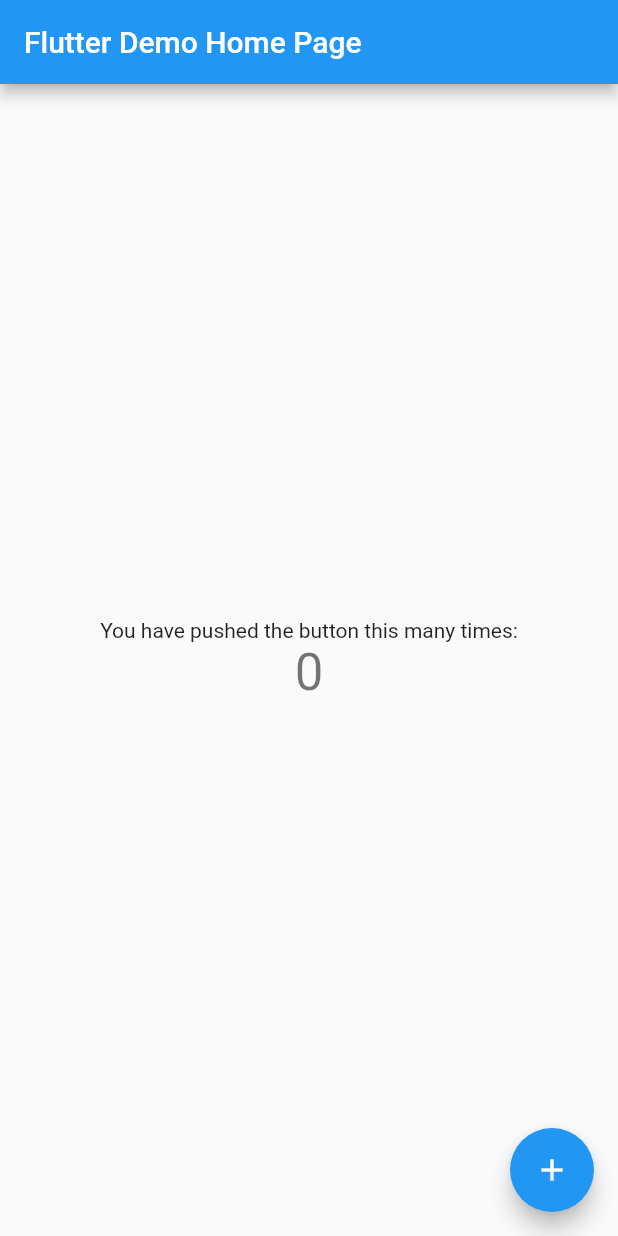
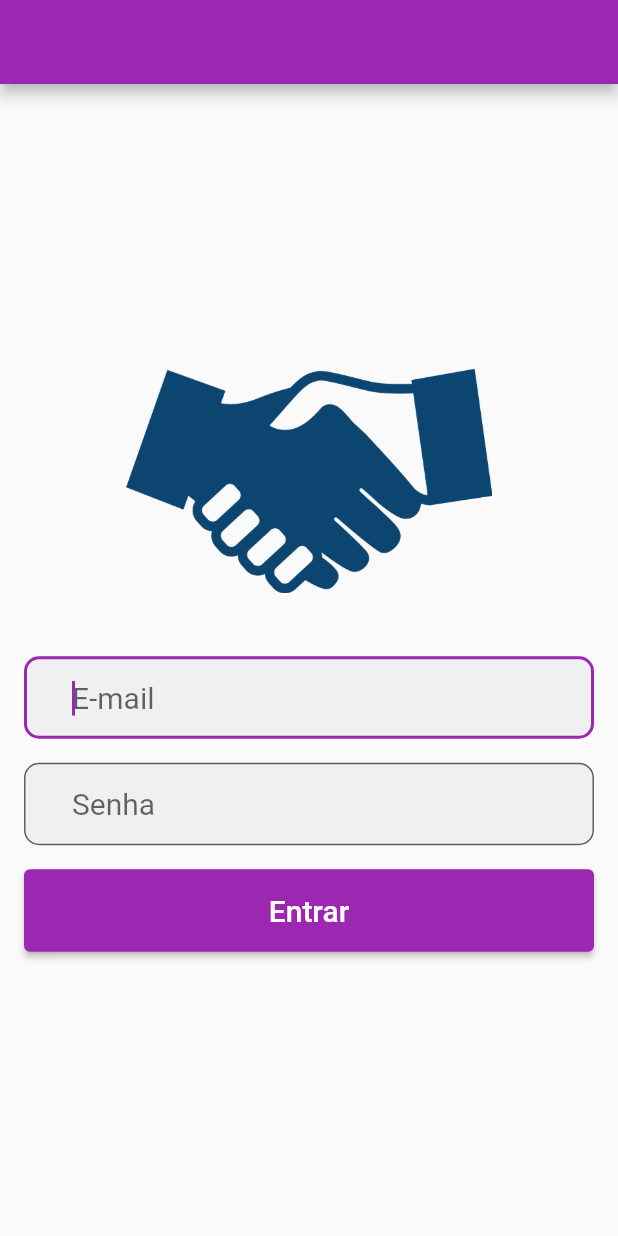
Before and after one commit to dev-marlonsantos/melhor-negocio, a Flutter app: the screen it shows after launch, on a phone screen of 412 x 824 dp. Run offline on Flutter 3.47's test engine with Material 2 defaults, Android fonts, the phone set to English and light mode, and no system bars.

Commit message:
✨ Criação da Tela de Login

```diff
--- /dev/null
+++ b/lib/home.dart
@@ -0,0 +1,74 @@
+import 'package:flutter/material.dart';
+
+class Home extends StatefulWidget {
+  const Home({Key? key}) : super(key: key);
+
+  @override
+  State<Home> createState() => _HomeState();
+}
+
+class _HomeState extends State<Home> {
+  @override
+  Widget build(BuildContext context) {
+    return Scaffold(
+      appBar: AppBar(
+        title: const Text(""),
+      ),
+      body: Container(
+          padding: const EdgeInsets.all(16),
+          child: Center(
+              child: SingleChildScrollView(
+            child: Column(
+                crossAxisAlignment: CrossAxisAlignment.stretch,
+                children: <Widget>[
+                  Padding(
+                    padding: const EdgeInsets.only(bottom: 42),
+                    child: Image.asset(
+                      "images/logo.png",
+                      width: 200,
+                      height: 150,
+                    ),
+                  ),
+                  const Padding(
+                      padding: EdgeInsets.fromLTRB(0, 0, 0, 16),
+                      child: TextField(
+                        autofocus: true,
+                        keyboardType: TextInputType.emailAddress,
+                        style: TextStyle(fontSize: 20),
+                        decoration: InputDecoration(
+                            contentPadding: EdgeInsets.fromLTRB(32, 16, 32, 16),
+                            hintText: "E-mail",
+                            filled: true,
+                            border: OutlineInputBorder(
+                                borderRadius:
+                                    BorderRadius.all(Radius.circular(10)))),
+                      )),
+                  const Padding(
+                      padding: EdgeInsets.fromLTRB(0, 0, 0, 16),
+                      child: TextField(
+                        obscureText: true,
+                        keyboardType: TextInputType.text,
+                        style: TextStyle(fontSize: 20),
+                        decoration: InputDecoration(
+                            contentPadding: EdgeInsets.fromLTRB(32, 16, 32, 16),
+                            hintText: "Senha",
+                            filled: true,
+                            border: OutlineInputBorder(
+                                borderRadius:
+                                    BorderRadius.all(Radius.circular(10)))),
+                      )),
+                  ElevatedButton(
+                    child: const Padding(
+                      padding: EdgeInsets.fromLTRB(32, 16, 32, 16),
+                      child: Text(
+                        "Entrar",
+                        style: TextStyle(color: Colors.white, fontSize: 20),
+                      ),
+                    ),
+                    onPressed: () {},
+                  )
+                ]),
+          ))),
+    );
+  }
+}
--- a/lib/main.dart
+++ b/lib/main.dart
@@ -1,115 +1,31 @@
 import 'package:flutter/material.dart';
+import 'package:melhor_negocio/home.dart';
 
 void main() {
-  runApp(const MyApp());
+  runApp(MaterialApp(
+      home: const Home(),
+      debugShowCheckedModeBanner: false,
+      theme: ThemeData(
+        primarySwatch: createMaterialColor(const Color(0xff9c27b0)),
+      )));
 }
 
-class MyApp extends StatelessWidget {
-  const MyApp({Key? key}) : super(key: key);
+MaterialColor createMaterialColor(Color color) {
+  List strengths = <double>[.05];
+  final swatch = <int, Color>{};
+  final int r = color.red, g = color.green, b = color.blue;
 
-  // This widget is the root of your application.
-  @override
-  Widget build(BuildContext context) {
-    return MaterialApp(
-      title: 'Flutter Demo',
-      theme: ThemeData(
-        // This is the theme of your application.
-        //
-        // Try running your application with "flutter run". You'll see the
-        // application has a blue toolbar. Then, without quitting the app, try
-        // changing the primarySwatch below to Colors.green and then invoke
-        // "hot reload" (press "r" in the console where you ran "flutter run",
-        // or simply save your changes to "hot reload" in a Flutter IDE).
-        // Notice that the counter didn't reset back to zero; the application
-        // is not restarted.
-        primarySwatch: Colors.blue,
-      ),
-      home: const MyHomePage(title: 'Flutter Demo Home Page'),
+  for (int i = 1; i < 10; i++) {
+    strengths.add(0.1 * i);
+  }
+  for (var strength in strengths) {
+    final double ds = 0.5 - strength;
+    swatch[(strength * 1000).round()] = Color.fromRGBO(
+      r + ((ds < 0 ? r : (255 - r)) * ds).round(),
+      g + ((ds < 0 ? g : (255 - g)) * ds).round(),
+      b + ((ds < 0 ? b : (255 - b)) * ds).round(),
+      1,
     );
   }
+  return MaterialColor(color.value, swatch);
 }
-
-class MyHomePage extends StatefulWidget {
-  const MyHomePage({Key? key, required this.title}) : super(key: key);
-
-  // This widget is the home page of your application. It is stateful, meaning
-  // that it has a State object (defined below) that contains fields that affect
-  // how it looks.
-
-  // This class is the configuration for the state. It holds the values (in this
-  // case the title) provided by the parent (in this case the App widget) and
-  // used by the build method of the State. Fields in a Widget subclass are
-  // always marked "final".
-
-  final String title;
-
-  @override
-  State<MyHomePage> createState() => _MyHomePageState();
-}
-
-class _MyHomePageState extends State<MyHomePage> {
-  int _counter = 0;
-
-  void _incrementCounter() {
-    setState(() {
-      // This call to setState tells the Flutter framework that something has
-      // changed in this State, which causes it to rerun the build method below
-      // so that the display can reflect the updated values. If we changed
-      // _counter without calling setState(), then the build method would not be
-      // called again, and so nothing would appear to happen.
-      _counter++;
-    });
-  }
-
-  @override
-  Widget build(BuildContext context) {
-    // This method is rerun every time setState is called, for instance as done
-    // by the _incrementCounter method above.
-    //
-    // The Flutter framework has been optimized to make rerunning build methods
-    // fast, so that you can just rebuild anything that needs updating rather
-    // than having to individually change instances of widgets.
-    return Scaffold(
-      appBar: AppBar(
-        // Here we take the value from the MyHomePage object that was created by
-        // the App.build method, and use it to set our appbar title.
-        title: Text(widget.title),
-      ),
-      body: Center(
-        // Center is a layout widget. It takes a single child and positions it
-        // in the middle of the parent.
-        child: Column(
-          // Column is also a layout widget. It takes a list of children and
-          // arranges them vertically. By default, it sizes itself to fit its
-          // children horizontally, and tries to be as tall as its parent.
-          //
-          // Invoke "debug painting" (press "p" in the console, choose the
-          // "Toggle Debug Paint" action from the Flutter Inspector in Android
-          // Studio, or the "Toggle Debug Paint" command in Visual Studio Code)
-          // to see the wireframe for each widget.
-          //
-          // Column has various properties to control how it sizes itself and
-          // how it positions its children. Here we use mainAxisAlignment to
-          // center the children vertically; the main axis here is the vertical
-          // axis because Columns are vertical (the cross axis would be
-          // horizontal).
-          mainAxisAlignment: MainAxisAlignment.center,
-          children: <Widget>[
-            const Text(
-              'You have pushed the button this many times:',
-            ),
-            Text(
-              '$_counter',
-              style: Theme.of(context).textTheme.headline4,
-            ),
-          ],
-        ),
-      ),
-      floatingActionButton: FloatingActionButton(
-        onPressed: _incrementCounter,
-        tooltip: 'Increment',
-        child: const Icon(Icons.add),
-      ), // This trailing comma makes auto-formatting nicer for build methods.
-    );
-  }
-}
```
Also changed, not shown: images/logo.png (added), 1 other file.
